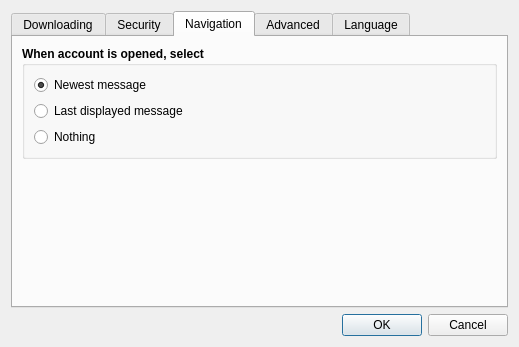
First picture: the form in src/gui/ui/dlg_preferences.ui, repository psakar/datovka, before the edit.
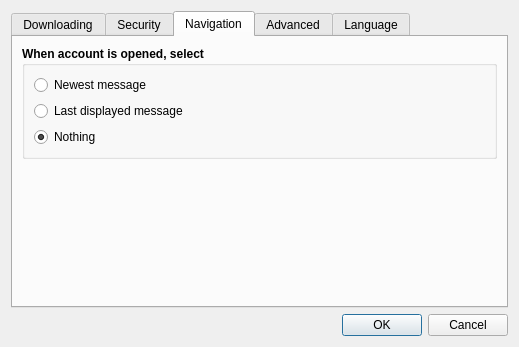
Second picture: the form after the edit. The open tabs and pages were chosen to show the change. Icons and pictures are not drawn.

Commit message: Changed default settings (disabled download on background, send version info)

```diff
--- a/src/gui/ui/dlg_preferences.ui
+++ b/src/gui/ui/dlg_preferences.ui
@@ -398,7 +398,7 @@
              <string>Newest message</string>
             </property>
             <property name="checked">
-             <bool>true</bool>
+             <bool>false</bool>
             </property>
            </widget>
           </item>
@@ -434,6 +434,9 @@
             <property name="text">
              <string>Nothing</string>
             </property>
+            <property name="checked">
+             <bool>true</bool>
+            </property>
            </widget>
           </item>
          </layout>
```
Left out of the diff: 2 changed lines with no effect on the pictures. The commit also changes 1 other file.
